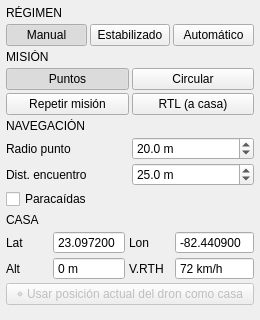
AlbertoFeito/EstacionTerrena, file Principal/Widgets/widget_mandos.ui: the form before one commit; both pictures show x 0 to 260 and y 0 to 320 of the 260 by 460 pixel window.
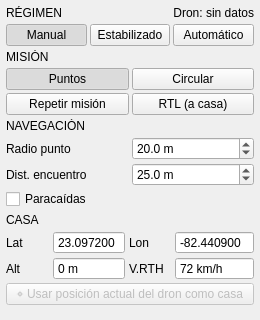
The form after the commit.

Commit message: La pestaña de Mandos muestra y adopta el régimen real del dron

```diff
--- a/Principal/Widgets/widget_mandos.ui
+++ b/Principal/Widgets/widget_mandos.ui
@@ -30,6 +30,8 @@
     <number>6</number>
    </property>
    <item>
+    <layout class="QHBoxLayout" name="lCabeceraRegimen">
+     <item>
     <widget class="QLabel" name="lTituloRegimen">
      <property name="text">
       <string>RÉGIMEN</string>
@@ -38,6 +40,21 @@
       <string>seccion</string>
      </property>
     </widget>
+     </item>
+     <item>
+      <widget class="QLabel" name="lEstadoDron">
+       <property name="text">
+        <string>Dron: sin datos</string>
+       </property>
+       <property name="toolTip">
+        <string>Régimen y misión en los que está el dron ahora (lo que dice su telemetría)</string>
+       </property>
+       <property name="alignment">
+        <set>Qt::AlignRight|Qt::AlignVCenter</set>
+       </property>
+      </widget>
+     </item>
+    </layout>
    </item>
    <item>
     <layout class="QHBoxLayout" name="lRegimen">
```
Lines whose indentation alone changed are shown as unchanged. The commit also changes 9 other files.
